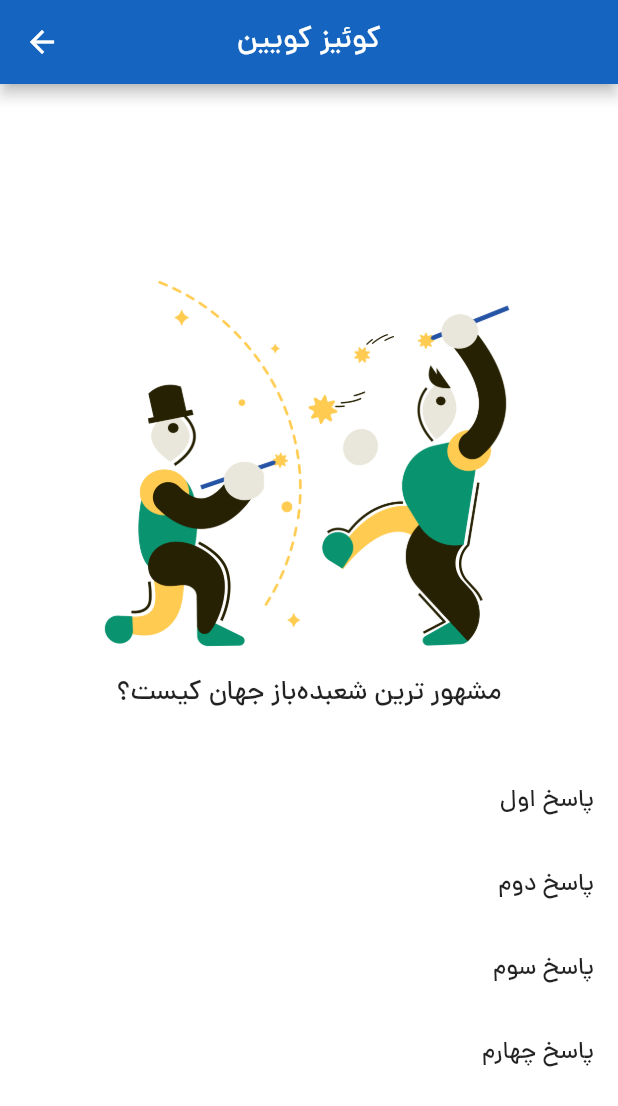
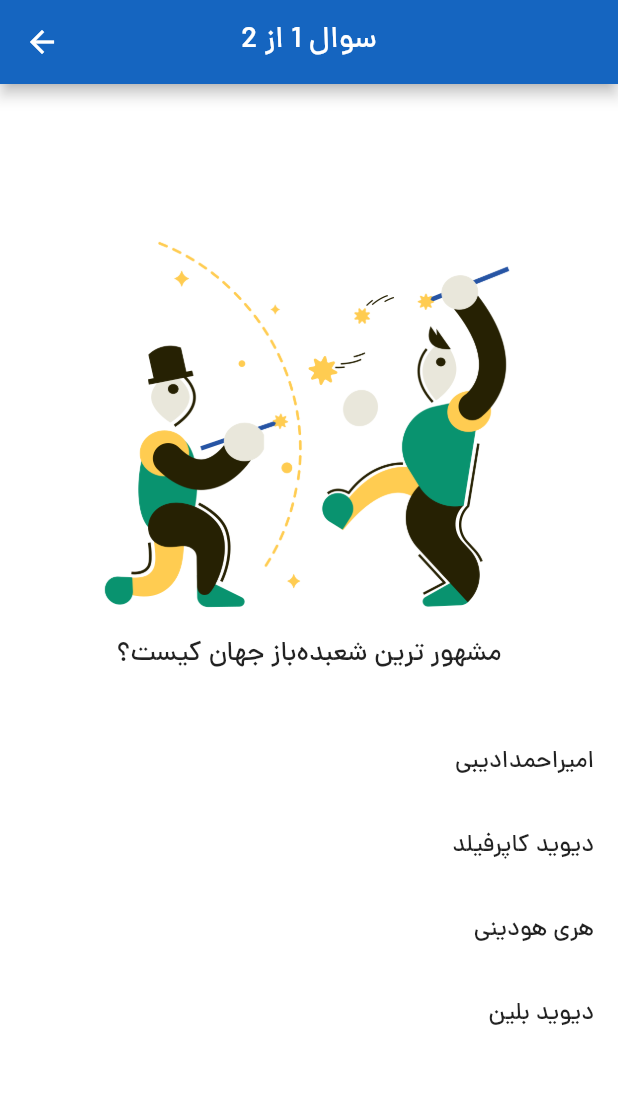
Before and after one commit to Ehsan973/flutter_quiz_app, a Flutter app: the QuizScreen screen opened directly, on a phone screen of 412 x 824 dp. Shown: the top 1106 px of the screen. Run offline on Flutter 3.47's test engine with Material 2 defaults, Android fonts, the phone set to English and light mode, and no system bars.

```diff
--- a/lib/screens/quiz_screen.dart
+++ b/lib/screens/quiz_screen.dart
@@ -1,6 +1,7 @@
 import 'package:flutter/material.dart';
 import 'package:quiz_app/constants/constants.dart';
 import 'package:quiz_app/data/question.dart';
+import 'package:quiz_app/screens/result_screen.dart';
 
 class QuizScreen extends StatefulWidget {
   const QuizScreen({super.key});
@@ -11,6 +12,8 @@ class QuizScreen extends StatefulWidget {
 
 class _QuizScreenState extends State<QuizScreen> {
   int shownQuestionIndex = 0;
+  bool isFinalAnswerSubmitted = false;
+  int correctAnswerNumber = 0;
 
   @override
   Widget build(BuildContext context) {
@@ -21,7 +24,8 @@ class _QuizScreenState extends State<QuizScreen> {
       appBar: AppBar(
         // elevation: 0,
         backgroundColor: Colors.blue[800],
-        title: Text('کوئیز کویین'),
+        title: Text(
+            'سوال ${shownQuestionIndex + 1} از ${getQuestionList().length}'),
         centerTitle: true,
       ),
       body: SafeArea(
@@ -43,33 +47,30 @@ class _QuizScreenState extends State<QuizScreen> {
             SizedBox(
               height: 30,
             ),
-            ListTile(
-              title: Text(
-                'پاسخ اول',
-                textAlign: TextAlign.end,
-              ),
-              onTap: () {
-                setState(() {
-                  shownQuestionIndex = 1;
-                });
-              },
+            ...List.generate(
+              4,
+              (index) => _getOptionItems(index),
             ),
-            ListTile(
-              title: Text(
-                'پاسخ دوم',
-                textAlign: TextAlign.end,
-              ),
-            ),
-            ListTile(
-              title: Text(
-                'پاسخ سوم',
-                textAlign: TextAlign.end,
-              ),
-            ),
-            ListTile(
-              title: Text(
-                'پاسخ چهارم',
-                textAlign: TextAlign.end,
+            Visibility(
+              visible: isFinalAnswerSubmitted,
+              replacement: SizedBox(height: 52),
+              child: ElevatedButton(
+                onPressed: () {
+                  Navigator.pushReplacement(
+                    context,
+                    MaterialPageRoute(
+                      builder: (context) => ResultScreen(
+                        correctAnswerNumber: correctAnswerNumber,
+                      ),
+                    ),
+                  );
+                },
+                child: Text('مشاهده  کوئیز'),
+                style: ElevatedButton.styleFrom(
+                  backgroundColor: Colors.red[700],
+                  minimumSize: Size(200, 50),
+                  padding: EdgeInsets.all(0),
+                ),
               ),
             ),
           ],
@@ -77,4 +78,27 @@ class _QuizScreenState extends State<QuizScreen> {
       ),
     );
   }
+
+  Widget _getOptionItems(int index) {
+    return ListTile(
+      title: Text(
+        getQuestionList()[shownQuestionIndex].answerList![index],
+        textAlign: TextAlign.end,
+      ),
+      onTap: () {
+        print(index);
+        if (getQuestionList()[shownQuestionIndex].correctAnswer == index) {
+          correctAnswerNumber++;
+        }
+        setState(() {
+          if (shownQuestionIndex < getQuestionList().length - 1) {
+            shownQuestionIndex++;
+          } else {
+            isFinalAnswerSubmitted = true;
+          }
+        });
+        ;
+      },
+    );
+  }
 }
```
Also changed, not shown: lib/screens/result_screen.dart (added, +44 -0 lines).
